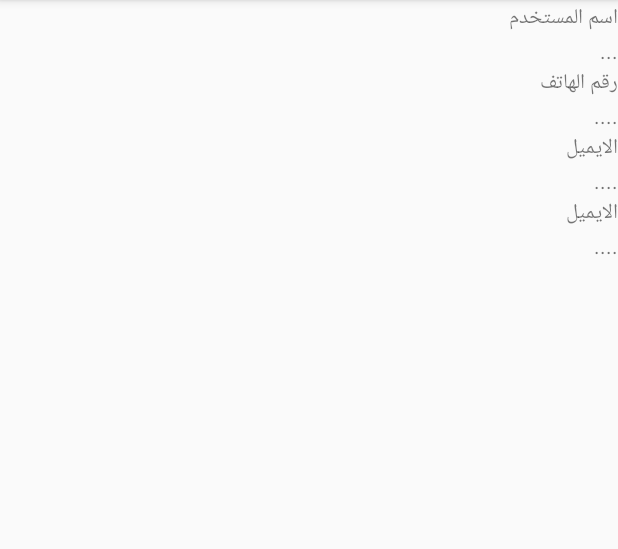
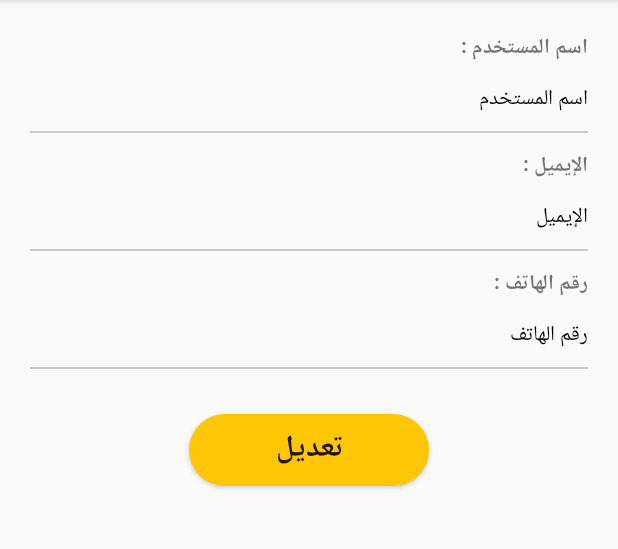
Before and after one commit to ehsan-khalid/Final_Projct, an Android app: the User_Profile screen opened directly, with no data from a screen before it, on a phone screen of 412 x 824 dp, the part 84-633 px from its top. Run offline under Robolectric (Android 15) with nearby library versions, the phone set to English and light mode, and no system bars.

Commit message:
added new layout

```diff
--- a/app/src/main/java/com/example/project_final/Home.java
+++ b/app/src/main/java/com/example/project_final/Home.java
@@ -70,7 +70,9 @@ public class Home extends AppCompatActivity
             Intent intent=new Intent(getApplicationContext(),Home.class);
             startActivity(intent);
             // Handle the camera action
-        } else if (id == R.id.nav_gallery) {
+        } else if (id == R.id.UserProfile) {
+            Intent intent=new Intent(getApplicationContext(),User_Profile.class);
+            startActivity(intent);
 
         } else if (id == R.id.send_post) {
             Intent intent=new Intent(getApplicationContext(),All_post.class);
--- a/app/src/main/java/com/example/project_final/Receiver_data.java
+++ b/app/src/main/java/com/example/project_final/Receiver_data.java
@@ -17,7 +17,7 @@ public class Receiver_data extends AppCompatActivity {
         setContentView(R.layout.activity_receiver_data);
         TextView receiver_location=(TextView)findViewById(R.id.receiver_location);
         Bundle bundle =getIntent().getExtras();
-
+////////////////
         double lat=bundle.getDouble("lat");
         double lg=bundle.getDouble("lg");
         receiver_location.setText(""+lat+","+lg);
--- a/app/src/main/res/layout/activity_start.xml
+++ b/app/src/main/res/layout/activity_start.xml
@@ -4,6 +4,7 @@
     xmlns:tools="http://schemas.android.com/tools"
     android:layout_width="match_parent"
     android:layout_height="match_parent"
+    android:background="#fff9e2"
     tools:context=".Start">
 
     <LinearLayout
--- a/app/src/main/res/layout/activity_user__profile.xml
+++ b/app/src/main/res/layout/activity_user__profile.xml
@@ -7,80 +7,118 @@
     android:layoutDirection="rtl"
     android:orientation="vertical"
     tools:context=".User_Profile"
+    android:padding="20dp"
     >
 
     <LinearLayout
         android:layout_width="match_parent"
         android:layout_height="wrap_content"
-        android:orientation="vertical">
+        android:orientation="vertical"
+        >
+
 
         <TextView
+            android:layout_marginBottom="10dp"
             android:id="@+id/textView6"
             android:layout_width="wrap_content"
             android:layout_height="wrap_content"
-            android:layout_weight="1"
-            android:text="اسم المستخدم" />
+            android:text="اسم المستخدم : "
+            android:textStyle="bold"/>
 
         <TextView
+            android:textColor="#000"
             android:id="@+id/textView7"
             android:layout_width="wrap_content"
             android:layout_height="wrap_content"
-            android:layout_weight="1"
-            android:text="..." />
+            android:text="اسم المستخدم"
+            android:layout_marginBottom="5dp"/>
+
     </LinearLayout>
+    <LinearLayout
 
+        android:layout_marginTop="4dp"
+        android:layout_width="match_parent"
+        android:layout_height="1dp"
+        android:layout_marginBottom="10dp"
+        android:orientation="horizontal"
+        android:background="#CCC9C9">
+
+    </LinearLayout>
     <LinearLayout
-android:textDirection="rtl"
         android:layout_width="match_parent"
         android:layout_height="wrap_content"
-        android:orientation="vertical">
+        android:orientation="vertical"
+        >
+
 
         <TextView
-            android:id="@+id/textView9"
-            android:layout_width="match_parent"
+            android:layout_marginBottom="10dp"
+            android:id="@+id/textView11"
+            android:layout_width="wrap_content"
             android:layout_height="wrap_content"
-            android:text="رقم الهاتف" />
+            android:text="الإيميل : "
+            android:textStyle="bold"/>
 
         <TextView
-            android:id="@+id/textView10"
-            android:layout_width="match_parent"
+            android:textColor="#000"
+            android:id="@+id/textView13"
+            android:layout_width="wrap_content"
             android:layout_height="wrap_content"
-            android:text="...." />
+            android:text="الإيميل"
+            android:layout_marginBottom="5dp"/>
+
     </LinearLayout>
     <LinearLayout
-android:textDirection="rtl"
+
+        android:layout_marginTop="4dp"
+        android:layout_width="match_parent"
+        android:layout_height="1dp"
+        android:layout_marginBottom="10dp"
+        android:orientation="horizontal"
+        android:background="#CCC9C9">
+
+    </LinearLayout> <LinearLayout
         android:layout_width="match_parent"
         android:layout_height="wrap_content"
-        android:orientation="vertical">
+        android:orientation="vertical"
+        >
+
 
         <TextView
-            android:id="@+id/textView1"
-            android:layout_width="match_parent"
+            android:layout_marginBottom="10dp"
+            android:id="@+id/textView10"
+            android:layout_width="wrap_content"
             android:layout_height="wrap_content"
-            android:text="الايميل" />
+            android:text="رقم الهاتف : "
+            android:textStyle="bold"/>
 
         <TextView
-            android:id="@+id/textView2"
-            android:layout_width="match_parent"
+            android:textColor="#000"
+            android:id="@+id/textView12"
+            android:layout_width="wrap_content"
             android:layout_height="wrap_content"
-            android:text="...." />
+            android:text="رقم الهاتف"
+            android:layout_marginBottom="5dp"/>
+
     </LinearLayout>
     <LinearLayout
-android:textDirection="rtl"
+
+        android:layout_marginTop="4dp"
         android:layout_width="match_parent"
+        android:layout_height="1dp"
+        android:layout_marginBottom="10dp"
+        android:orientation="horizontal"
+        android:background="#CCC9C9">
+
+    </LinearLayout>
+    <Button
+        android:layout_width="160dp"
         android:layout_height="wrap_content"
-        android:orientation="vertical">
+        android:layout_gravity="center"
+        android:layout_marginTop="20dp"
+        android:background="@drawable/shape"
+        android:text="تعديل"
+        android:textSize="20sp"
+        android:textStyle="bold" />
 
-        <TextView
-            android:id="@+id/textView12"
-            android:layout_width="match_parent"
-            android:layout_height="wrap_content"
-            android:text="الايميل" />
-
-        <TextView
-            android:id="@+id/textView15"
-            android:layout_width="match_parent"
-            android:layout_height="wrap_content"
-            android:text="...." />
-    </LinearLayout>
 </LinearLayout>
--- a/app/src/main/res/layout/content_all_post.xml
+++ b/app/src/main/res/layout/content_all_post.xml
@@ -8,7 +8,6 @@
     android:orientation="vertical"
     app:layout_behavior="@string/appbar_scrolling_view_behavior"
     tools:context=".Home"
-    tools:showIn="@layout/app_bar_all_post"
     android:padding="15dp"
     android:layoutDirection="rtl">
 
--- a/app/src/main/res/menu/activity_home_drawer.xml
+++ b/app/src/main/res/menu/activity_home_drawer.xml
@@ -11,7 +11,7 @@
             android:icon="@drawable/home"
             android:title="@string/menu_home" />
         <item
-            android:id="@+id/nav_gallery"
+            android:id="@+id/UserProfile"
             android:icon="@drawable/person"
             android:title="@string/menu_gallery" />
         <item
```
Also changed, not shown: app/src/main/AndroidManifest.xml (+7 -6 lines), app/src/main/java/com/example/project_final/New_Account.java (+97 -0 lines), app/src/main/res/layout/activity_new__account.xml (+14 -3 lines), app/src/main/res/layout/app_bar_all_post.xml (+0 -12 lines).
